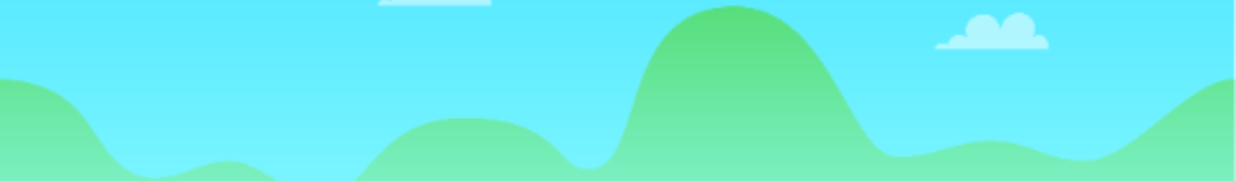
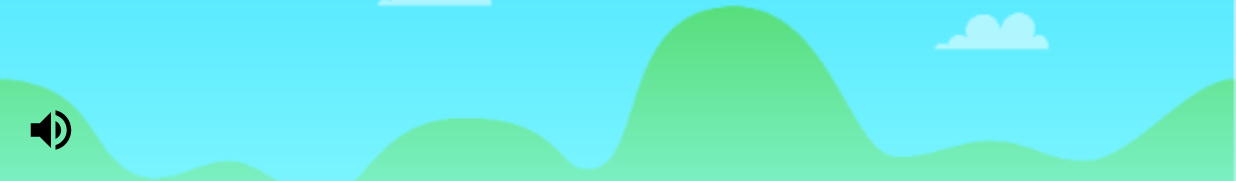
Before and after one commit to minsung6747/AndroidSmartPhoneGame, an Android app: the screen it shows after launch (MainActivity), on a phone screen of 824 x 412 dp (held sideways). Shown: the part 437-618 px from the top of the screen. Run offline under Robolectric (Android 15) with nearby library versions, the phone set to English and light mode, and no system bars.

Commit message:
added volume_up ImageView

```diff
--- a/app/src/main/res/layout/activity_main.xml
+++ b/app/src/main/res/layout/activity_main.xml
@@ -38,5 +38,12 @@
     android:id="@+id/highScoreTxt"
     android:layout_margin="16dp"
     android:layout_alignParentRight="true"/>
+<ImageView
+    android:layout_width="36dp"
+    android:layout_height="36dp"
+    android:layout_alignParentBottom ="true"
+    android:layout_margin="16dp"
+    android:id="@+id/volumeCtrl"
+    android:src="@drawable/baseline_volume_up_24"/>
 
 </RelativeLayout>
```
